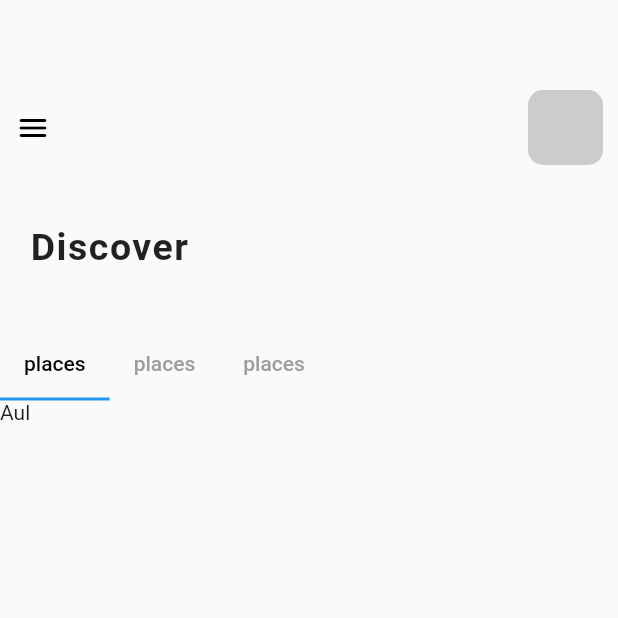
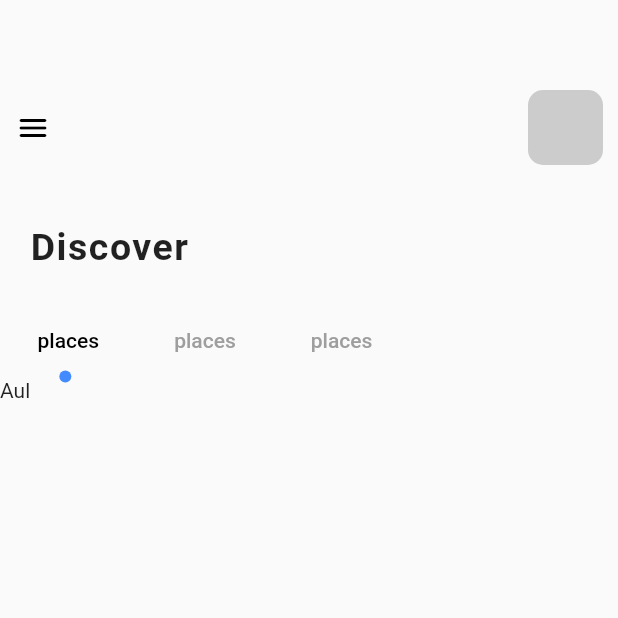
Before and after one commit to Baisalya/Homerental, a Flutter app: the HomePage screen opened by its route, on a phone screen of 412 x 824 dp, the top half of it. Run offline on Flutter 3.47's test engine with Material 2 defaults, Android fonts, the phone set to English and light mode, and no system bars; our stand-ins replace cloud_firestore, firebase_auth, firebase_core, fluttertoast, google_fonts; accounts and stored records are empty; Roboto replaces fonts that are missing (Recursive).

Commit message:
.indicator added undertab bar

```diff
--- a/lib/Pages/HomePage.dart
+++ b/lib/Pages/HomePage.dart
@@ -1,4 +1,3 @@
-
 
 import 'dart:ui';
 
@@ -56,19 +55,25 @@ class _HomePageState extends State<HomePage>with TickerProviderStateMixin {
           margin: const EdgeInsets.only(left:20),
             child: Text("Discover",style: GoogleFonts.recursive(fontSize: 25,fontWeight:FontWeight.bold,letterSpacing:1),)
         ),
-        const SizedBox(height: 40,),
+        const SizedBox(height: 25,),
         /**Tab bar **/
         Container(
+          child: Align(
+            alignment: Alignment.centerLeft,
             child: TabBar(
+              labelPadding: const EdgeInsets.only(left: 25,right: 25),
               labelColor:Colors.black,
               isScrollable:true,
               unselectedLabelColor:Colors.grey,
               controller: _tabController,
+             indicatorSize: TabBarIndicatorSize.label,
+              indicator:CircleTabIndicator(color: Colors.blueAccent, radius: 4),
               tabs: [
               Tab(text: "places",),
               Tab(text: "places",),
               Tab(text: "places",),
             ],),
+          ),
         ),
         /**Tabbar View **/
         Container(
@@ -89,3 +94,31 @@ class _HomePageState extends State<HomePage>with TickerProviderStateMixin {
 
   }
 }
+
+class CircleTabIndicator extends Decoration{
+  final Color color;
+  double radius;
+  CircleTabIndicator({required this.color,required this.radius});
+  @override
+  BoxPainter createBoxPainter([VoidCallback ?onChanged]) {
+    // TODO: implement createBoxPainter
+    return _Circlepainter(color:color,radius:radius);
+  }
+
+}
+class _Circlepainter extends BoxPainter{
+  final Color color;
+  double radius;
+  _Circlepainter({required this.color,required this.radius});
+  @override
+  void paint(Canvas canvas, Offset offset,
+      ImageConfiguration configuration) {
+    Paint _paint=Paint();
+    _paint.color=color;
+    _paint.isAntiAlias=true;
+    final Offset circleoffset=Offset(configuration.size!.width/2 -radius/2,configuration.size!.height-1);//its for middle
+    canvas.drawCircle(offset+circleoffset, radius, _paint);
+    // TODO: implement paint
+  }
+
+}
```
Also changed, not shown: lib/main.dart (+16 -1 lines). Lines whose indentation alone changed are shown as unchanged.
